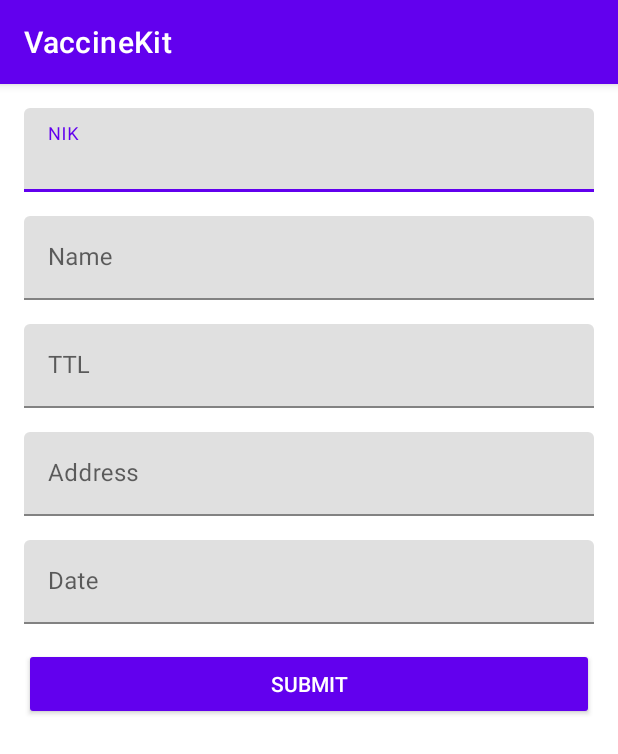
After one commit to dgpay/VaccineKit, an Android app: the InsertActivity screen opened directly, with no data from a screen before it, on a phone screen of 412 x 824 dp. The commit adds this screen. Shown: the top 754 px of the screen. Run offline under Robolectric (Android 15) with nearby library versions, the phone set to English and light mode, and no system bars.

Commit message:
insert layout

```diff
--- a/app/src/main/AndroidManifest.xml
+++ b/app/src/main/AndroidManifest.xml
@@ -13,20 +13,21 @@
         android:roundIcon="@mipmap/ic_launcher_round"
         android:supportsRtl="true"
         android:theme="@style/Theme.VaccineKit">
-        <activity android:name=".SplashScreenActivity"></activity>
+        <activity android:name=".insert.InsertActivity"></activity>
+        <activity android:name=".SplashScreenActivity" />
         <activity android:name=".auth.LoginActivity">
             <intent-filter>
                 <action android:name="android.intent.action.MAIN" />
+
                 <category android:name="android.intent.category.LAUNCHER" />
             </intent-filter>
         </activity>
         <activity android:name=".detail.DetailVaccineActivity" />
         <activity android:name=".Timeline" />
         <activity android:name=".auth.RegisterActivity" />
-        <activity android:name=".MainActivity"
-            android:theme="@style/Theme.AppCompat.Light.NoActionBar">
-
-        </activity>
+        <activity
+            android:name=".MainActivity"
+            android:theme="@style/Theme.AppCompat.Light.NoActionBar"></activity>
     </application>
 
 </manifest>
--- /dev/null
+++ b/app/src/main/java/academy/bangkit/project/capstone/vaccinekit/insert/InsertActivity.kt
@@ -0,0 +1,16 @@
+package academy.bangkit.project.capstone.vaccinekit.insert
+
+import academy.bangkit.project.capstone.vaccinekit.databinding.ActivityInsertBinding
+import androidx.appcompat.app.AppCompatActivity
+import android.os.Bundle
+
+class InsertActivity : AppCompatActivity() {
+
+    private lateinit var binding: ActivityInsertBinding
+
+    override fun onCreate(savedInstanceState: Bundle?) {
+        super.onCreate(savedInstanceState)
+        binding = ActivityInsertBinding.inflate(layoutInflater)
+        setContentView(binding.root)
+    }
+}
--- /dev/null
+++ b/app/src/main/res/layout/activity_insert.xml
@@ -0,0 +1,76 @@
+<?xml version="1.0" encoding="utf-8"?>
+<LinearLayout xmlns:android="http://schemas.android.com/apk/res/android"
+    xmlns:tools="http://schemas.android.com/tools"
+    android:layout_width="match_parent"
+    android:layout_height="match_parent"
+    android:orientation="vertical"
+    android:padding="16dp"
+    tools:context=".insert.InsertActivity">
+
+    <com.google.android.material.textfield.TextInputLayout
+        android:layout_width="match_parent"
+        android:layout_height="wrap_content"
+        android:layout_marginBottom="16dp">
+        <EditText
+            android:id="@+id/edt_nik"
+            android:layout_width="match_parent"
+            android:layout_height="wrap_content"
+            android:hint="@string/nik"
+            android:inputType="textCapSentences"
+            android:maxLines="1" />
+    </com.google.android.material.textfield.TextInputLayout>
+    <com.google.android.material.textfield.TextInputLayout
+        android:layout_width="match_parent"
+        android:layout_height="wrap_content"
+        android:layout_marginBottom="16dp">
+        <EditText
+            android:id="@+id/edt_name"
+            android:layout_width="match_parent"
+            android:layout_height="wrap_content"
+            android:hint="@string/name"
+            android:inputType="textCapSentences"
+            android:maxLines="1" />
+    </com.google.android.material.textfield.TextInputLayout>
+    <com.google.android.material.textfield.TextInputLayout
+        android:layout_width="match_parent"
+        android:layout_height="wrap_content"
+        android:layout_marginBottom="16dp">
+        <EditText
+            android:id="@+id/edt_ttl"
+            android:layout_width="match_parent"
+            android:layout_height="wrap_content"
+            android:hint="@string/ttl"
+            android:inputType="textCapSentences"
+            android:maxLines="1" />
+    </com.google.android.material.textfield.TextInputLayout>
+    <com.google.android.material.textfield.TextInputLayout
+        android:layout_width="match_parent"
+        android:layout_height="wrap_content"
+        android:layout_marginBottom="16dp">
+        <EditText
+            android:id="@+id/edt_address"
+            android:layout_width="match_parent"
+            android:layout_height="wrap_content"
+            android:hint="@string/address"
+            android:inputType="textCapSentences"
+            android:maxLines="1" />
+    </com.google.android.material.textfield.TextInputLayout>
+    <com.google.android.material.textfield.TextInputLayout
+        android:layout_width="match_parent"
+        android:layout_height="wrap_content"
+        android:layout_marginBottom="16dp">
+        <EditText
+            android:id="@+id/edt_date"
+            android:layout_width="match_parent"
+            android:layout_height="wrap_content"
+            android:hint="@string/date"
+            android:inputType="textCapSentences"
+            android:maxLines="1" />
+    </com.google.android.material.textfield.TextInputLayout>
+    <Button
+        android:id="@+id/btn_submit"
+        style="@style/Base.Widget.AppCompat.Button.Colored"
+        android:layout_width="match_parent"
+        android:layout_height="wrap_content"
+        android:text="@string/submit" />
+</LinearLayout>
--- a/app/src/main/res/values/strings.xml
+++ b/app/src/main/res/values/strings.xml
@@ -14,5 +14,11 @@
     <string name="appLogo">Vaccine Kit Logo</string>
     <string name="WordsRegister">Touch me to Register...</string>
     <string name="register">Register</string>
+    <string name="nik">NIK</string>
+    <string name="name">Name</string>
+    <string name="ttl">TTL</string>
+    <string name="address">Address</string>
+    <string name="date">Date</string>
+    <string name="submit">Submit</string>
 
 </resources>
```
